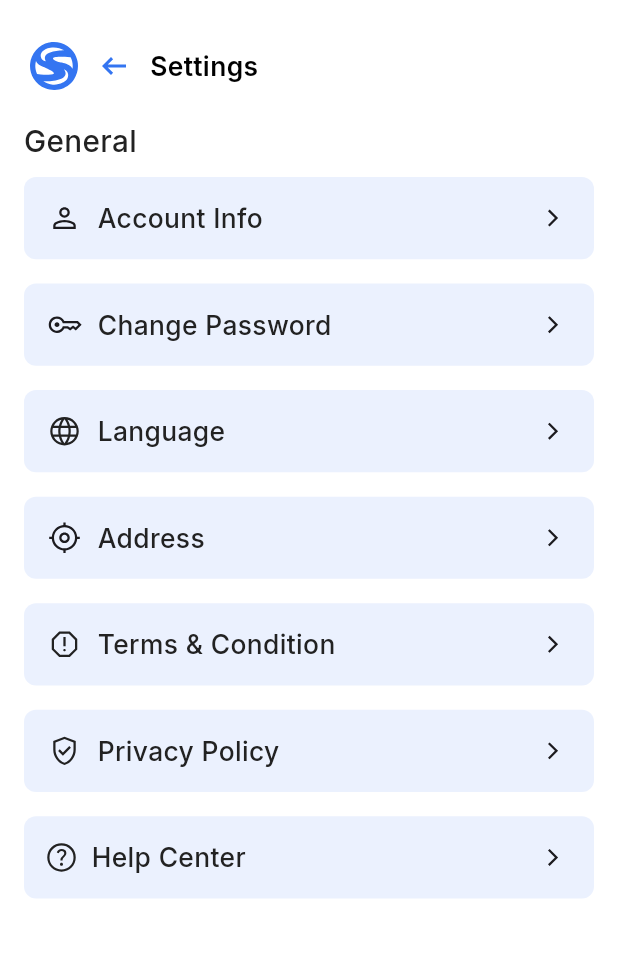
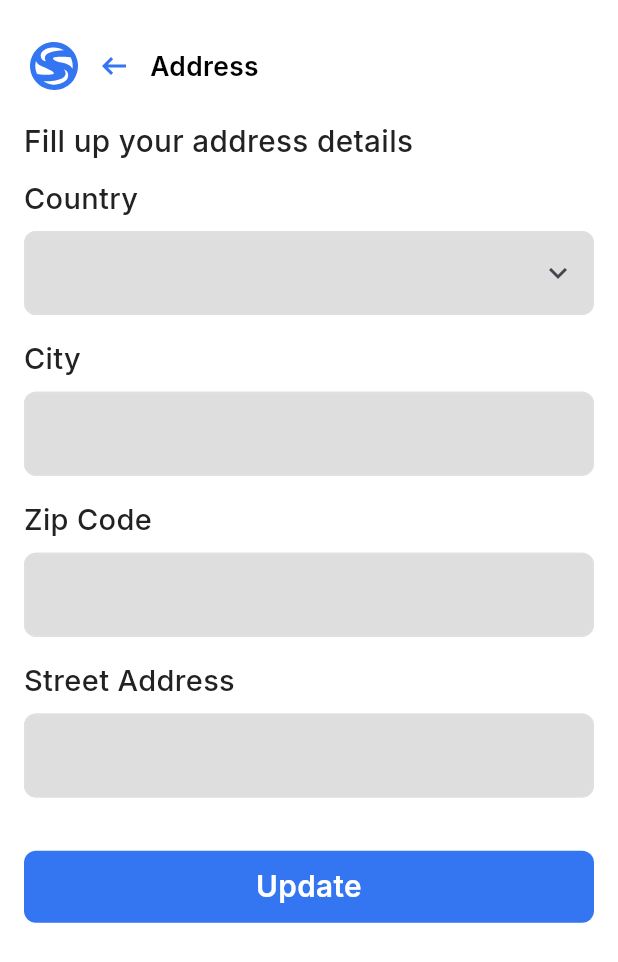
Before and after one commit to bdCalling-Sdt-hub/trade_app, a Flutter app: the SettingScreen screen opened by its route, after a tap on "Address", on a phone screen of 412 x 824 dp. Shown: the top 962 px of the screen. Run offline on Flutter 3.47's test engine with Material 3 defaults, Android fonts, the phone set to English and light mode, and no system bars; our stand-ins replace cached_network_image, connectivity_plus, flutter_screenutil, flutter_spinkit, flutter_svg, fluttertoast and 5 more; accounts and stored records are empty; network calls fail; project files that could hold a hidden picture were left out.

Commit message:
address completed

```diff
--- a/lib/controller/profile_controller.dart
+++ b/lib/controller/profile_controller.dart
@@ -28,6 +28,9 @@ TextEditingController phoneController = TextEditingController();
 TextEditingController currentPasswordController = TextEditingController();
 TextEditingController newPasswordController = TextEditingController();
 TextEditingController reTypePasswordController = TextEditingController();
+TextEditingController cityController = TextEditingController();
+TextEditingController zipCodeController = TextEditingController();
+TextEditingController addressController = TextEditingController();
 
 
 }
--- a/lib/core/app_routes/app_routes.dart
+++ b/lib/core/app_routes/app_routes.dart
@@ -1,6 +1,8 @@
 import 'package:get/get.dart';
 import 'package:trade_app/view/screens/account_info_screen/account_info_screen.dart';
+import 'package:trade_app/view/screens/address_screen/address_screen.dart';
 import 'package:trade_app/view/screens/authentication/sign_in_screen/sign_in_screen.dart';
+import 'package:trade_app/view/screens/change_language_screen/change_language_screen.dart';
 import 'package:trade_app/view/screens/change_password_screen/change_password_screen.dart';
 import 'package:trade_app/view/screens/home_screen/home_screen.dart';
 import 'package:trade_app/view/screens/message_screen/message_screen.dart';
@@ -18,6 +20,8 @@ class AppRoutes {
   static const String privacyPolicyScreen = "/PrivacyPolicyScreen";
   static const String accountInfoScreen = "/AccountInfoScreen";
   static const String changePasswordScreen = "/ChangePasswordScreen";
+  static const String changeLanguageScreen = "/ChangeLanguageScreen";
+  static const String addressScreen = "/AddressScreen";
 
   static List<GetPage> routes = [
     GetPage(name: signInScreen, page: () => SignInScreen()),
@@ -30,5 +34,7 @@ class AppRoutes {
     GetPage(name: privacyPolicyScreen, page: () =>  const PrivacyPolicyScreen()),
     GetPage(name: accountInfoScreen, page: () =>   AccountInfoScreen()),
     GetPage(name: changePasswordScreen, page: () =>   ChangePasswordScreen()),
+    GetPage(name: changeLanguageScreen, page: () =>   const ChangeLanguageScreen()),
+    GetPage(name: addressScreen, page: () =>    AddressScreen()),
   ];
 }
--- /dev/null
+++ b/lib/view/screens/address_screen/address_screen.dart
@@ -0,0 +1,117 @@
+import 'package:flutter/material.dart';
+import 'package:flutter/rendering.dart';
+import 'package:flutter_screenutil/flutter_screenutil.dart';
+import 'package:get/get.dart';
+import 'package:trade_app/controller/profile_controller.dart';
+import 'package:trade_app/utils/app_colors/app_colors.dart';
+import 'package:trade_app/utils/app_strings/app_strings.dart';
+import 'package:trade_app/view/components/custom_app_bar/custom_app_bar.dart';
+import 'package:trade_app/view/components/custom_button/custom_button.dart';
+import 'package:trade_app/view/components/custom_text/custom_text.dart';
+import 'package:trade_app/view/components/custom_text_field/custom_text_field.dart';
+
+class AddressScreen extends StatelessWidget {
+   AddressScreen({super.key});
+
+
+  final ProfileController profileController = Get.find<ProfileController>();
+  @override
+  Widget build(BuildContext context) {
+    return Scaffold(
+      backgroundColor: AppColors.white,
+
+      ///==================Terms ANd Condition Appbar===============
+      appBar: CustomAppBar(
+        appBarContent: AppStrings.addresss.tr,
+      ),
+      body: Padding(
+        padding: const EdgeInsets.symmetric(horizontal: 16, vertical: 16),
+        child: SingleChildScrollView(
+          child: Column(
+            crossAxisAlignment: CrossAxisAlignment.start,
+            children: [
+              CustomText(
+                text: AppStrings.fillUpYourAddressDetails.tr,
+                fontWeight: FontWeight.w500,
+                fontSize: 18,
+                color: AppColors.black500,
+                bottom: 10,
+              ),
+              ///========================Country===============
+              customAddressCart(
+                  readOnly: true,
+                onTap: (){
+                  print(' This is Tap================');
+                },
+                isIcon: true,
+                  title: AppStrings.country.tr,
+                  controller: profileController.cityController),
+
+              ///========================City===============
+              customAddressCart(
+                  title: AppStrings.city.tr,
+                  controller: profileController.cityController),
+
+              ///========================Zip Code===============
+              customAddressCart(
+                  title: AppStrings.zipCode.tr,
+                  controller: profileController.cityController),
+
+              ///========================Street Address===============
+              customAddressCart(
+                  title: AppStrings.streetAddress.tr,
+                  controller: profileController.cityController),
+
+
+              SizedBox(
+                height: 20.h,
+              ),
+              ///==========================Update button==============
+              CustomButton(
+                  onTap: (){
+                Get.back();
+              },
+              title: AppStrings.update.tr,
+              )
+            ],
+          ),
+        ),
+      ),
+    );
+  }
+   Widget customAddressCart({
+     required String title,
+     required TextEditingController controller,
+     bool isPassword = false,
+     bool isIcon = false,
+     bool readOnly = false,
+     VoidCallback? onTap,
+   }) {
+     return Column(
+       crossAxisAlignment: CrossAxisAlignment.start,
+       children: [
+         CustomText(
+           color: AppColors.black500,
+           text: title,
+           fontWeight: FontWeight.w500,
+           fontSize: 16.w,
+           bottom: 8,
+         ),
+         CustomTextField(
+           readOnly: readOnly,
+           suffixIcon: isIcon ? const Icon(Icons.keyboard_arrow_down) : null,
+           isPassword: isPassword,
+           textEditingController: controller,
+           inputTextStyle: const TextStyle(color: AppColors.black500),
+           fillColor: AppColors.white600,
+           fieldBorderColor: AppColors.gray201,
+           keyboardType: isPassword ? TextInputType.phone : TextInputType.name,
+           onTap: onTap,
+         ),
+         SizedBox(
+           height: 15.h,
+         ),
+       ],
+     );
+   }
+}
--- /dev/null
+++ b/lib/view/screens/change_language_screen/change_language_screen.dart
@@ -0,0 +1,39 @@
+import 'package:flutter/material.dart';
+import 'package:get/get.dart';
+import 'package:trade_app/utils/app_colors/app_colors.dart';
+import 'package:trade_app/utils/app_strings/app_strings.dart';
+import 'package:trade_app/view/components/custom_app_bar/custom_app_bar.dart';
+import 'package:trade_app/view/components/custom_text/custom_text.dart';
+
+class ChangeLanguageScreen extends StatelessWidget {
+  const ChangeLanguageScreen({super.key});
+
+  @override
+  Widget build(BuildContext context) {
+    return Scaffold(
+      backgroundColor: AppColors.white,
+
+      ///==================Terms ANd Condition Appbar===============
+      appBar: CustomAppBar(
+        appBarContent: AppStrings.language.tr,
+      ),
+      body: Padding(
+        padding: const EdgeInsets.symmetric(horizontal: 16, vertical: 16),
+        child: SingleChildScrollView(
+          child: Column(
+            crossAxisAlignment: CrossAxisAlignment.start,
+            children: [
+              CustomText(
+                text: AppStrings.selectYourLanguage.tr,
+                fontWeight: FontWeight.w500,
+                fontSize: 18,
+                color: AppColors.black500,
+                bottom: 10,
+              ),
+            ],
+          ),
+        ),
+      ),
+    );
+  }
+}
--- a/lib/view/screens/setting_screen/setting_screen.dart
+++ b/lib/view/screens/setting_screen/setting_screen.dart
@@ -58,7 +58,7 @@ class SettingScreen extends StatelessWidget {
               CustomProfileCard(
                 isCevron: true,
                 onTap: () {
-                  // Get.toNamed(AppRoutes.signInScreen);
+                  Get.toNamed(AppRoutes.changeLanguageScreen);
                 },
                 text: AppStrings.language.tr,
                 leadingIcon: AppIcons.language,
@@ -68,7 +68,7 @@ class SettingScreen extends StatelessWidget {
               CustomProfileCard(
                 isCevron: true,
                 onTap: () {
-                  // Get.toNamed(AppRoutes.signInScreen);
+                  Get.toNamed(AppRoutes.addressScreen);
                 },
                 text: AppStrings.addresss.tr,
                 leadingIcon: AppIcons.myLocation,
```
